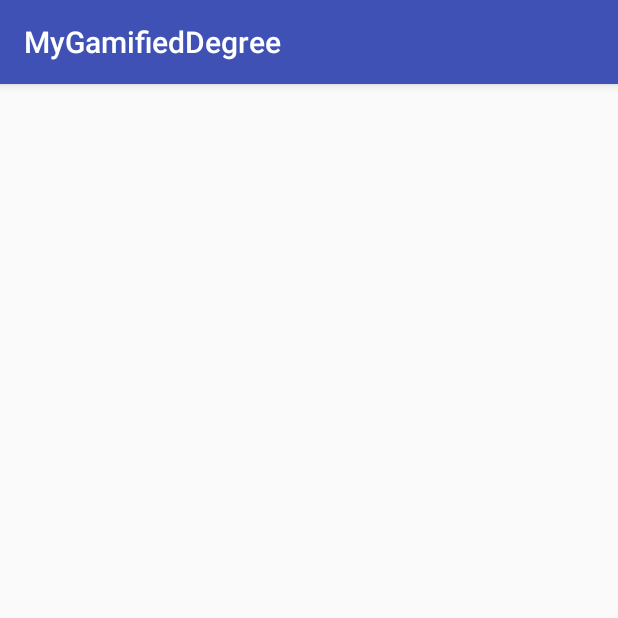
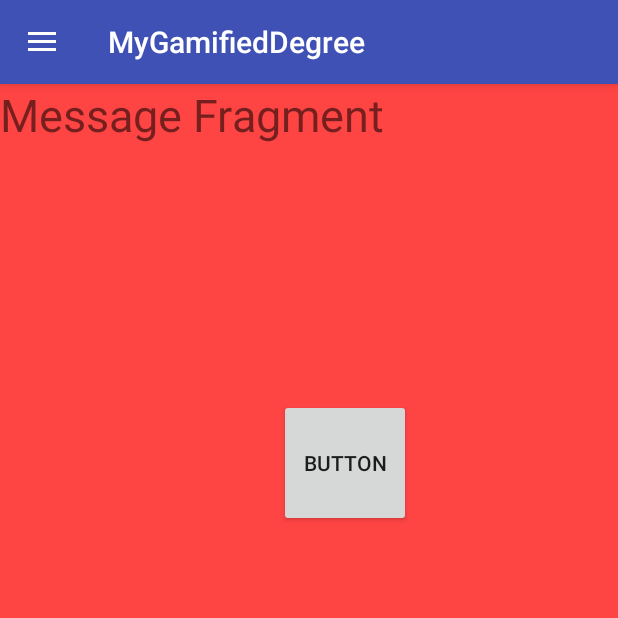
Before and after one commit to j-wsy/MyGamifiedDegree, an Android app: the HomeActivity screen opened directly, with no data from a screen before it, on a phone screen of 412 x 824 dp, the top half of it. Run offline under Robolectric (Android 15) with nearby library versions, the phone set to English and light mode, and no system bars.

Commit message:
garry's commit 1

```diff
--- a/app/build.gradle
+++ b/app/build.gradle
@@ -21,6 +21,7 @@ android {
 dependencies {
     implementation fileTree(dir: 'libs', include: ['*.jar'])
     implementation 'com.android.support:appcompat-v7:28.0.0'
+    implementation 'com.android.support:design:28.0.0'
     implementation 'com.android.support.constraint:constraint-layout:1.1.3'
     testImplementation 'junit:junit:4.12'
     androidTestImplementation 'com.android.support.test:runner:1.0.2'
--- a/app/src/main/AndroidManifest.xml
+++ b/app/src/main/AndroidManifest.xml
@@ -5,11 +5,13 @@
     <application
         android:allowBackup="true"
         android:icon="@mipmap/ic_launcher"
-        android:label="@string/app_name"
+        android:label="MyGamifiedDegree"
         android:roundIcon="@mipmap/ic_launcher_round"
         android:supportsRtl="true"
         android:theme="@style/AppTheme">
-        <activity android:name=".HomeActivity"></activity>
+        <activity android:name=".HomeActivity"
+            android:theme="@style/AppTheme.NoActionBar"
+            ></activity>
         <activity android:name=".RegisterActivity" />
         <activity android:name=".MainActivity">
             <intent-filter>
--- a/app/src/main/java/com/example/juzza/mygamifieddegree/HomeActivity.java
+++ b/app/src/main/java/com/example/juzza/mygamifieddegree/HomeActivity.java
@@ -1,15 +1,67 @@
 package com.example.juzza.mygamifieddegree;
 
+import android.support.annotation.NonNull;
+import android.support.design.widget.NavigationView;
+import android.support.v4.view.GravityCompat;
+import android.support.v4.widget.DrawerLayout;
+import android.support.v7.app.ActionBar;
+import android.support.v7.app.ActionBarDrawerToggle;
 import android.support.v7.app.AppCompatActivity;
 import android.os.Bundle;
+import android.support.v7.widget.Toolbar;
+import android.view.Gravity;
+import android.support.design.widget.NavigationView.OnNavigationItemSelectedListener;
+import android.view.MenuItem;
 
-public class HomeActivity extends AppCompatActivity {
+public class HomeActivity extends AppCompatActivity implements NavigationView.OnNavigationItemSelectedListener{
+    private DrawerLayout drawer;
+
 
     @Override
     protected void onCreate(Bundle savedInstanceState) {
         super.onCreate(savedInstanceState);
         setContentView(R.layout.activity_home);
 
-        //leslie test
+        Toolbar toolbar = findViewById(R.id.toolbar);
+        setSupportActionBar(toolbar);
+
+        drawer = findViewById(R.id.draw_layout);
+        NavigationView navigationView = findViewById(R.id.nav_view);
+        navigationView.setNavigationItemSelectedListener(this);
+
+        ActionBarDrawerToggle toggle = new ActionBarDrawerToggle(this, drawer, toolbar, R.string.navigation_drawer_open, R.string.navigation_drawer_close);
+        drawer.addDrawerListener(toggle);
+        toggle.syncState();
+
+        if (savedInstanceState == null) {
+            getSupportFragmentManager().beginTransaction().replace(R.id.fragment_container, new MessageFragment()).commit();
+            navigationView.setCheckedItem(R.id.nav_message);
+        }
     }
+
+    @Override
+    public boolean onNavigationItemSelected(@NonNull MenuItem item) {
+        switch (item.getItemId()) {
+            case R.id.nav_message:
+                getSupportFragmentManager().beginTransaction().replace(R.id.fragment_container,new MessageFragment()).commit();
+                break;
+            case R.id.nav_chat:
+                getSupportFragmentManager().beginTransaction().replace(R.id.fragment_container,new ChatFragment()).commit();
+                break;
+
+        }
+        drawer.closeDrawer(GravityCompat.START);
+        return true;
+    }
+
+    @Override
+    public void onBackPressed() {
+        if(drawer.isDrawerOpen(GravityCompat.START)){
+            drawer.closeDrawer(GravityCompat.START);
+        }else{
+            super.onBackPressed();
+        }
+    }
+
+
 }
--- /dev/null
+++ b/app/src/main/java/com/example/juzza/mygamifieddegree/MessageFragment.java
@@ -0,0 +1,28 @@
+package com.example.juzza.mygamifieddegree;
+
+import android.os.Bundle;
+import android.support.annotation.NonNull;
+import android.support.annotation.Nullable;
+import android.support.v4.app.Fragment;
+import android.view.LayoutInflater;
+import android.view.View;
+import android.view.ViewGroup;
+import android.widget.Button;
+
+public class MessageFragment extends Fragment {
+
+
+    Button bt;
+
+    @Nullable
+    @Override
+    public View onCreateView(@NonNull LayoutInflater inflater, @Nullable ViewGroup container, @Nullable Bundle savedInstanceState) {
+
+
+
+        return inflater.inflate(R.layout.fragment_message,container,false);
+
+    }
+
+
+}
--- /dev/null
+++ b/app/src/main/res/drawable/ic_message.xml
@@ -0,0 +1,9 @@
+<vector xmlns:android="http://schemas.android.com/apk/res/android"
+        android:width="24dp"
+        android:height="24dp"
+        android:viewportWidth="24.0"
+        android:viewportHeight="24.0">
+    <path
+        android:fillColor="#FF000000"
+        android:pathData="M19,3h-4.18C14.4,1.84 13.3,1 12,1c-1.3,0 -2.4,0.84 -2.82,2L5,3c-1.1,0 -2,0.9 -2,2v14c0,1.1 0.9,2 2,2h14c1.1,0 2,-0.9 2,-2L21,5c0,-1.1 -0.9,-2 -2,-2zM12,3c0.55,0 1,0.45 1,1s-0.45,1 -1,1 -1,-0.45 -1,-1 0.45,-1 1,-1zM14,17L7,17v-2h7v2zM17,13L7,13v-2h10v2zM17,9L7,9L7,7h10v2z"/>
+</vector>
--- a/app/src/main/res/layout/activity_home.xml
+++ b/app/src/main/res/layout/activity_home.xml
@@ -1,9 +1,42 @@
 <?xml version="1.0" encoding="utf-8"?>
-<android.support.constraint.ConstraintLayout xmlns:android="http://schemas.android.com/apk/res/android"
+<android.support.v4.widget.DrawerLayout xmlns:android="http://schemas.android.com/apk/res/android"
     xmlns:app="http://schemas.android.com/apk/res-auto"
     xmlns:tools="http://schemas.android.com/tools"
     android:layout_width="match_parent"
     android:layout_height="match_parent"
-    tools:context=".HomeActivity">
+    android:id="@+id/draw_layout"
+    tools:context=".HomeActivity"
+    tools:openDrawer="start"
+    >
 
-</android.support.constraint.ConstraintLayout>
+    <LinearLayout
+        android:layout_width="match_parent"
+        android:layout_height="match_parent"
+        android:orientation="vertical"
+        >
+        <android.support.v7.widget.Toolbar
+            android:layout_width="match_parent"
+            android:layout_height="?attr/actionBarSize"
+            android:background="@color/colorPrimary"
+            android:id="@+id/toolbar"
+            android:theme="@style/ThemeOverlay.AppCompat.Dark.ActionBar"
+            app:popupTheme="@style/ThemeOverlay.AppCompat.Light"
+            android:elevation="4dp"/>
+
+        <FrameLayout
+            android:id="@+id/fragment_container"
+            android:layout_width="match_parent"
+            android:layout_height="match_parent"></FrameLayout>
+
+
+
+    </LinearLayout>
+
+    <android.support.design.widget.NavigationView
+        android:layout_width="wrap_content"
+        android:layout_height="match_parent"
+        android:layout_gravity="start"
+        android:id="@+id/nav_view"
+        app:headerLayout="@layout/nav_header"
+        app:menu="@menu/drawer_menu"/>
+</android.support.v4.widget.DrawerLayout>
--- /dev/null
+++ b/app/src/main/res/layout/fragment_message.xml
@@ -0,0 +1,31 @@
+<?xml version="1.0" encoding="utf-8"?>
+<RelativeLayout xmlns:android="http://schemas.android.com/apk/res/android"
+    xmlns:app="http://schemas.android.com/apk/res-auto"
+    xmlns:tools="http://schemas.android.com/tools"
+    android:layout_width="match_parent" android:layout_height="match_parent"
+    android:background="@android:color/holo_red_light"
+  >
+
+    <TextView
+        android:layout_width="wrap_content"
+        android:layout_height="wrap_content"
+        android:text="Message Fragment"
+        android:textSize="30sp" />
+
+    <android.support.constraint.ConstraintLayout
+        android:layout_width="match_parent"
+        android:layout_height="match_parent">
+
+        <Button
+            android:id="@+id/button2"
+            android:layout_width="wrap_content"
+            android:layout_height="85dp"
+            android:layout_marginTop="210dp"
+            android:layout_marginEnd="138dp"
+            android:text="Button"
+            app:layout_constraintEnd_toEndOf="parent"
+            app:layout_constraintTop_toTopOf="parent" />
+    </android.support.constraint.ConstraintLayout>
+
+
+</RelativeLayout>
--- /dev/null
+++ b/app/src/main/res/menu/drawer_menu.xml
@@ -0,0 +1,45 @@
+<?xml version="1.0" encoding="utf-8"?>
+<menu xmlns:android="http://schemas.android.com/apk/res/android"
+    xmlns:tools="http://schemas.android.com/tools"
+    tools:showIn="navigation_view"
+
+
+    >
+
+    <group android:checkableBehavior="single">
+
+        <item
+            android:id="@+id/nav_message"
+            android:icon="@drawable/ic_message"
+            android:title="Message" />
+        <item android:id="@+id/nav_chat"
+            android:icon="@drawable/ic_message"
+            android:title="chat"/>
+
+        <item android:id="@+id/nav_profile"
+            android:icon="@drawable/ic_message"
+            android:title="profile"/>
+
+
+
+    </group>
+
+    <item android:title="Communicate">
+        <menu>
+            <item android:id="@+id/nav_share"
+                android:icon="@drawable/ic_message"
+                android:title="share"/>
+
+            <item android:id="@+id/nav_send"
+                android:icon="@drawable/ic_message"
+                android:title="send"/>
+
+
+
+        </menu>
+
+
+    </item>
+
+
+</menu>
--- /dev/null
+++ b/app/src/main/res/values-v21/styles.xml
@@ -0,0 +1,15 @@
+<?xml version="1.0" encoding="utf-8"?>
+<resources>
+
+
+    <style name="AppTheme.NoActionBar">
+
+
+        <item name="windowActionBar">false</item>
+        <item name="windowNoTitle">true</item>
+
+        <item name="android:statusBarColor">@android:color/transparent</item>
+    </style>
+
+
+</resources>
--- a/app/src/main/res/values/strings.xml
+++ b/app/src/main/res/values/strings.xml
@@ -1,3 +1,6 @@
 <resources>
     <string name="app_name">MyGamifiedDegree</string>
+
+    <string name="navigation_drawer_open">Open navigation drawer</string>
+    <string name="navigation_drawer_close">Close navigation drawer</string>
 </resources>
--- a/app/src/main/res/values/styles.xml
+++ b/app/src/main/res/values/styles.xml
@@ -8,4 +8,13 @@
         <item name="colorAccent">@color/colorAccent</item>
     </style>
 
+    <style name="AppTheme.NoActionBar">
+
+
+        <item name="windowActionBar">false</item>
+        <item name="windowNoTitle">true</item>
+
+
+    </style>
+
 </resources>
```
Also changed, not shown: app/src/main/java/com/example/juzza/mygamifieddegree/ChatFragment.java (added, +18 -0 lines), app/src/main/res/layout/fragment_chat.xml (added, +16 -0 lines), app/src/main/res/layout/nav_header.xml (added, +31 -0 lines).
